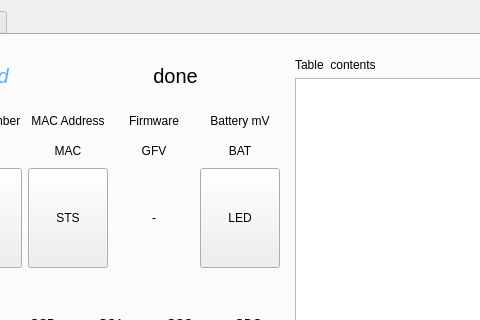
This is bix/gui/gui.ui in LowellInstruments/bix as Qt 5 draws it before an edit; both pictures show x 169 to 649 and y 0 to 320 of the 760 by 739 pixel window. The edited form follows.
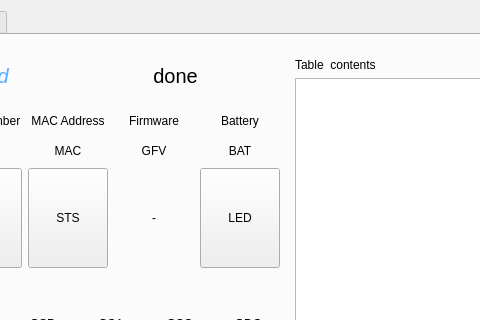
This is the edited form. The open tabs and pages were chosen to show the change.

Patch:
```diff
--- a/bix/gui/gui.ui
+++ b/bix/gui/gui.ui
@@ -329,7 +329,7 @@
                     <item>
                      <widget class="QLabel" name="label_5">
                       <property name="text">
-                       <string>Battery mV</string>
+                       <string>Battery</string>
                       </property>
                       <property name="alignment">
                        <set>Qt::AlignCenter</set>
```
Left out of the diff: 2 changed lines with no effect on the pictures.
